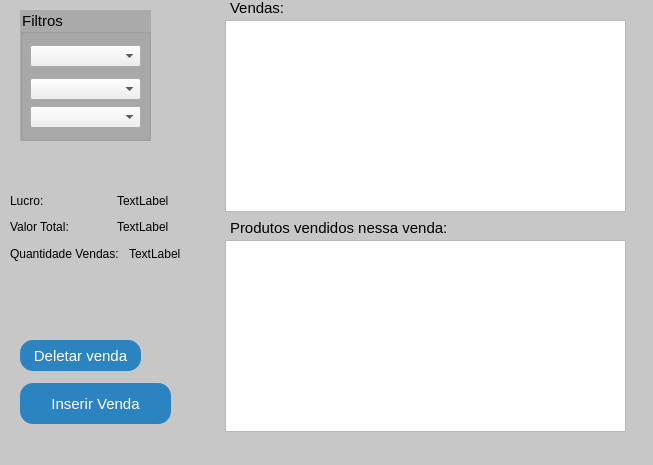
This is vendas.ui in GabR36/QEstoqueLoja as Qt 5 draws it before an edit. The edited form follows.
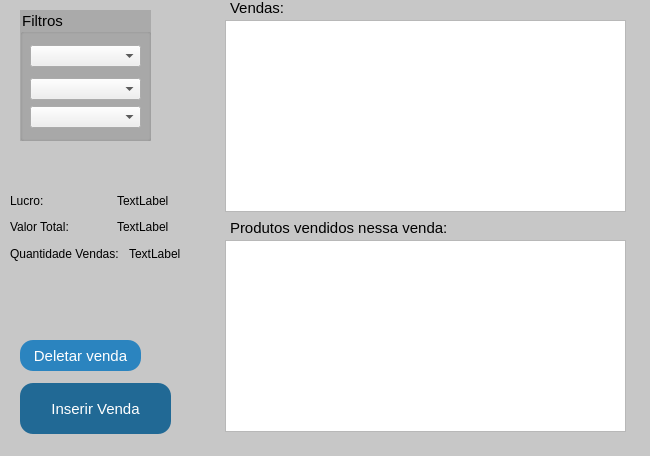
This is the edited form.

Commit message: Arrumado problemas visuais interface que eu lembrokk

```diff
--- a/vendas.ui
+++ b/vendas.ui
@@ -6,10 +6,31 @@
    <rect>
     <x>0</x>
     <y>0</y>
-    <width>653</width>
-    <height>465</height>
+    <width>650</width>
+    <height>456</height>
    </rect>
   </property>
+  <property name="sizePolicy">
+   <sizepolicy hsizetype="Fixed" vsizetype="Fixed">
+    <horstretch>0</horstretch>
+    <verstretch>0</verstretch>
+   </sizepolicy>
+  </property>
+  <property name="minimumSize">
+   <size>
+    <width>650</width>
+    <height>456</height>
+   </size>
+  </property>
+  <property name="maximumSize">
+   <size>
+    <width>650</width>
+    <height>456</height>
+   </size>
+  </property>
+  <property name="acceptDrops">
+   <bool>false</bool>
+  </property>
   <property name="windowTitle">
    <string>Vendas - QEstoqueLoja</string>
   </property>
@@ -245,9 +266,28 @@
      <x>20</x>
      <y>383</y>
      <width>151</width>
-     <height>41</height>
+     <height>51</height>
     </rect>
    </property>
+   <property name="sizePolicy">
+    <sizepolicy hsizetype="Fixed" vsizetype="Fixed">
+     <horstretch>0</horstretch>
+     <verstretch>0</verstretch>
+    </sizepolicy>
+   </property>
+   <property name="styleSheet">
+    <string notr="true">#Btn_InserirVenda{
+background-color: rgb(33, 105, 149);
+}
+#Btn_InserirVenda:hover{
+background-color:rgb(03,75,119);
+}
+#Btn_InserirVenda:pressed{
+
+	background-color: rgb(153, 193, 241);
+
+}</string>
+   </property>
    <property name="text">
     <string>Inserir Venda</string>
    </property>
```
The commit also changes 5 other files.
